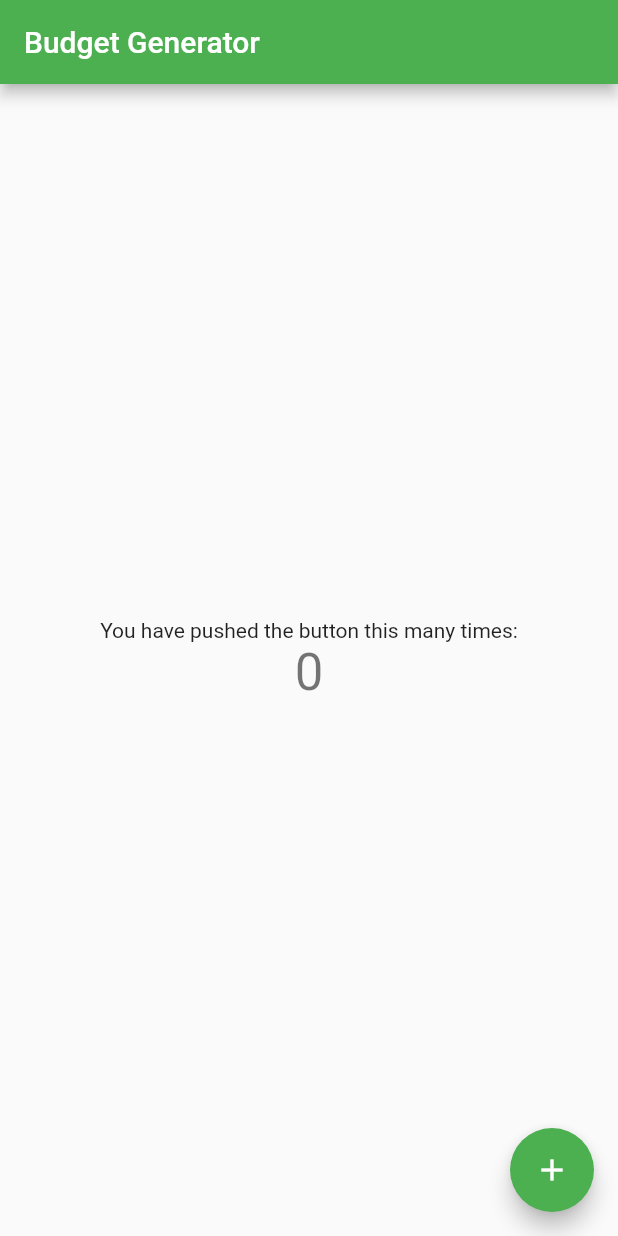
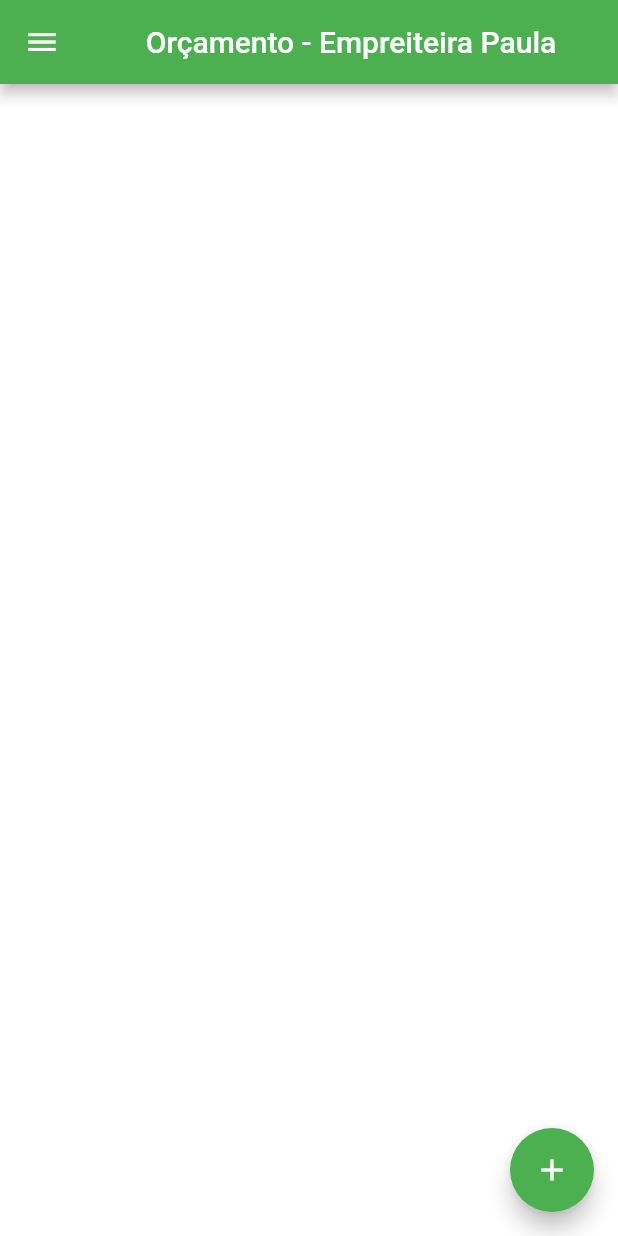
Before and after one commit to dpjoaopedro/budget_app, a Flutter app: the screen it shows after launch, on a phone screen of 412 x 824 dp. Run offline on Flutter 3.47's test engine with Material 2 defaults, Android fonts, the phone set to English and light mode, and no system bars.

Commit message:
Initial screen changes

```diff
--- a/lib/main.dart
+++ b/lib/main.dart
@@ -5,17 +5,16 @@ void main() {
 }
 
 class MyApp extends StatelessWidget {
-  // This widget is the root of your application.
   @override
   Widget build(BuildContext context) {
     return MaterialApp(
-      title: 'Flutter Demo',
+      title: 'Budget App',
+      debugShowCheckedModeBanner: false,
       theme: ThemeData(
         primarySwatch: Colors.green,
-
         visualDensity: VisualDensity.adaptivePlatformDensity,
       ),
-      home: MyHomePage(title: 'Budget Generator'),
+      home: MyHomePage(title: 'Orçamento - Empreiteira Paula'),
     );
   }
 }
@@ -30,36 +29,56 @@ class MyHomePage extends StatefulWidget {
 }
 
 class _MyHomePageState extends State<MyHomePage> {
-  int _counter = 0;
+  // int _counter = 0;
 
-  void _incrementCounter() {
-    setState(() {
-      _counter++;
-    });
-  }
+  // void _incrementCounter() {
+  //   setState(() {
+  //     _counter++;
+  //   });
+  // }
 
   @override
   Widget build(BuildContext context) {
     return Scaffold(
       appBar: AppBar(
-        title: Text(widget.title),
+        title: Center(child: Text(widget.title)),
       ),
-      body: Center(
-        child: Column(
-          mainAxisAlignment: MainAxisAlignment.center,
-          children: <Widget>[
-            Text(
-              'You have pushed the button this many times:',
-            ),
-            Text(
-              '$_counter',
-              style: Theme.of(context).textTheme.headline4,
-            ),
-          ],
+      body: Container(
+        color: Colors.white,
+      ),
+      drawer: Drawer(
+        child: Container(
+          color: Colors.white,
+          child: ListView(
+            padding: EdgeInsets.zero,
+            children: <Widget>[
+              DrawerHeader(
+                decoration: BoxDecoration(
+                  image: DecorationImage(
+                    image: AssetImage("assets/images/logo.jpg"),
+                      fit: BoxFit.scaleDown
+                  )
+                ),
+                child: null,
+              ),
+              ListTile(
+                title: Text('Orçamentos'),
+                onTap: () {
+                  Navigator.pop(context);
+                },
+              ),
+              ListTile(
+                title: Text('Novo Orçamento'),
+                onTap: () {
+                  Navigator.pop(context);
+                },
+              ),
+            ],
+          ),
         ),
       ),
       floatingActionButton: FloatingActionButton(
-        onPressed: _incrementCounter,
+        onPressed: null,
         tooltip: 'Increment',
         child: Icon(Icons.add),
       ),
```
